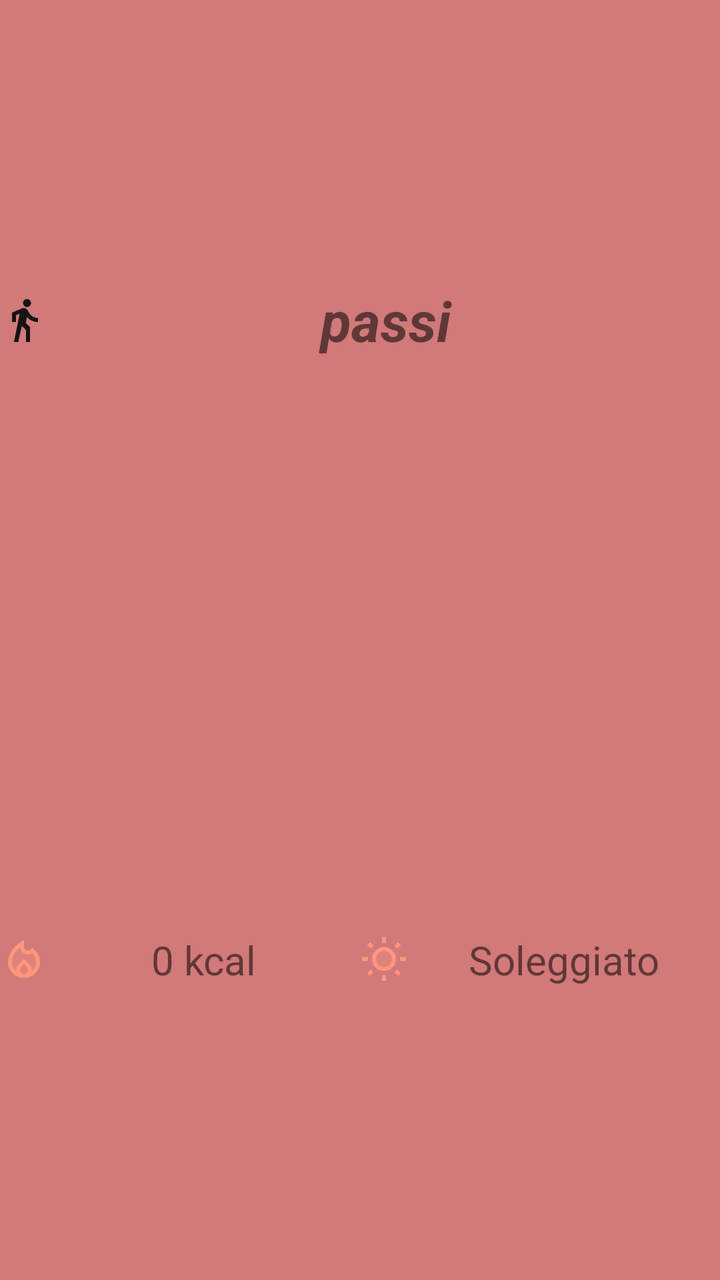
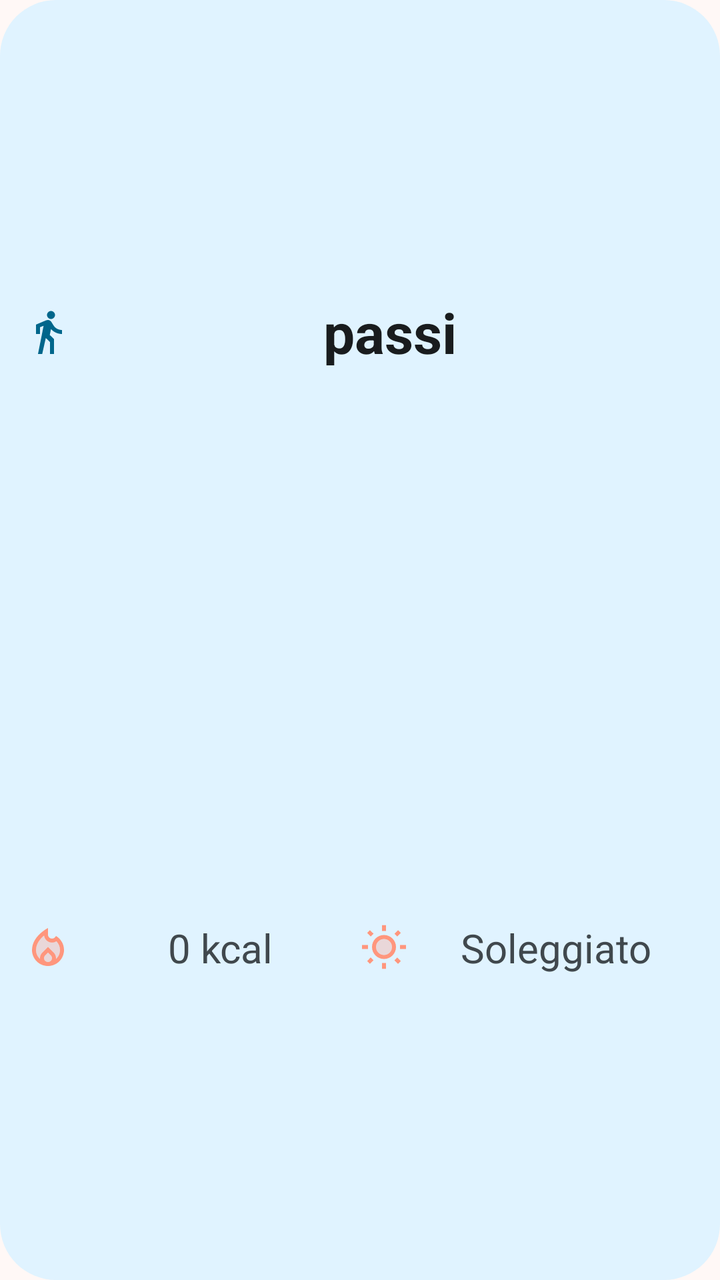

An Android layout rendered at two revisions. The XML below is the earlier revision; the diff shows what the commit changed to produce the second picture.
<!-- AndroidManifest.xml: application theme Theme.Passi -->
<!-- res/layout/widget_layout_normal.xml -->
<?xml version="1.0" encoding="utf-8"?>
<LinearLayout xmlns:android="http://schemas.android.com/apk/res/android"
    android:layout_width="match_parent"
    android:layout_height="match_parent"
    android:orientation="vertical"
    android:background="@color/light_black">

    <TextView
        android:id="@+id/textView5"
        android:layout_width="match_parent"
        android:layout_height="0dp"
        android:layout_weight="1"
        android:drawableLeft="@drawable/walk_black"
        android:drawablePadding="2dp"
        android:gravity="center"
        android:text="@string/passi"
        android:textSize="@dimen/text_size_widget_headline"
        android:textStyle="bold|italic"
        android:typeface="normal" />

    <LinearLayout
        android:layout_width="match_parent"
        android:layout_height="0dp"
        android:layout_weight="1"
        android:orientation="horizontal">

        <TextView
            android:id="@+id/textView6"
            android:layout_width="0dp"
            android:layout_height="match_parent"
            android:layout_weight="1"
            android:drawableLeft="@drawable/fire"
            android:text="@string/calorie"
            android:textSize="@dimen/text_size_subtitle"
            android:gravity="center"
            android:visibility="visible"
            android:layout_marginRight="-110dp" />

        <TextView
            android:id="@+id/textView7"
            android:layout_width="0dp"
            android:layout_height="match_parent"
            android:layout_weight="1"
            android:layout_marginStart="110dp"
            android:drawableLeft="@drawable/sunny"
            android:text="@string/meteoSole"
            android:typeface="normal"
            android:gravity="center"
            android:textSize="@dimen/text_size_subtitle" />

    </LinearLayout>


</LinearLayout>
<!-- resources referenced by this layout -->
<resources>
  <color name="light_black">#d27979</color>
  <style name="Theme.Passi" parent="Theme.MaterialComponents.DayNight.DarkActionBar">
          
          <item name="colorPrimary">@color/orange_500</item>
          <item name="colorPrimaryVariant">@color/orange_700</item>
          <item name="colorOnPrimary">@color/white</item>
          
          <item name="colorSecondary">@color/grey_300</item>
          <item name="colorSecondaryVariant">@color/grey_100</item>
          <item name="colorOnSecondary">@color/black</item>
          
          <item name="android:statusBarColor">?attr/colorPrimaryVariant</item>
          
      </style>
  <color name="orange_500">#FFFF7724</color>
  <color name="orange_700">#FFE64E1B</color>
  <color name="white">#FFFFFFFF</color>
  <color name="grey_300">#FFE5E5E5</color>
  <color name="grey_100">#FFF6F6F6</color>
  <color name="black">#FF111111</color>
  <!-- unchanged entries left out for length: 8 -->
</resources>

<!-- the commit's change to res/layout/widget_layout_normal.xml (unified diff, before → after) -->
@@ -2,8 +2,9 @@
 <LinearLayout xmlns:android="http://schemas.android.com/apk/res/android"
     android:layout_width="match_parent"
     android:layout_height="match_parent"
+    android:background="@drawable/widget_background"
     android:orientation="vertical"
-    android:background="@color/light_black">
+    android:padding="@dimen/widget_padding">
 
     <TextView
         android:id="@+id/textView5"
@@ -11,13 +12,15 @@
         android:layout_height="0dp"
         android:layout_weight="1"
         android:drawableLeft="@drawable/walk_black"
-        android:drawablePadding="2dp"
+        android:drawablePadding="6dp"
+        android:drawableTint="@color/widget_accent"
         android:gravity="center"
         android:text="@string/passi"
+        android:textColor="@color/widget_on_background"
         android:textSize="@dimen/text_size_widget_headline"
-        android:textStyle="bold|italic"
-        android:typeface="normal" />
+        android:textStyle="bold" />
 
+    
     <LinearLayout
         android:layout_width="match_parent"
         android:layout_height="0dp"
@@ -30,25 +33,24 @@
             android:layout_height="match_parent"
             android:layout_weight="1"
             android:drawableLeft="@drawable/fire"
+            android:drawablePadding="4dp"
+            android:gravity="center"
             android:text="@string/calorie"
-            android:textSize="@dimen/text_size_subtitle"
-            android:gravity="center"
-            android:visibility="visible"
-            android:layout_marginRight="-110dp" />
+            android:textColor="@color/widget_on_background_variant"
+            android:textSize="@dimen/text_size_subtitle" />
 
         <TextView
             android:id="@+id/textView7"
             android:layout_width="0dp"
             android:layout_height="match_parent"
             android:layout_weight="1"
-            android:layout_marginStart="110dp"
             android:drawableLeft="@drawable/sunny"
+            android:drawablePadding="4dp"
+            android:gravity="center"
             android:text="@string/meteoSole"
-            android:typeface="normal"
-            android:gravity="center"
+            android:textColor="@color/widget_on_background_variant"
             android:textSize="@dimen/text_size_subtitle" />
 
     </LinearLayout>
 
-
 </LinearLayout>
<!-- resource entries referenced after the edit -->
@@ -1,25 +1,129 @@
 <!-- resources referenced by this layout -->
 <resources>
-  <color name="light_black">#d27979</color>
-  <style name="Theme.Passi" parent="Theme.MaterialComponents.DayNight.DarkActionBar">
+  <color name="widget_accent">#FFB3400A</color>
+  <color name="widget_on_background">#FF221A16</color>
+  <color name="widget_on_background_variant">#FF53433D</color>
+  <dimen name="widget_padding">12dp</dimen>
+  <!-- drawable widget_background (drawable) -->
+  <?xml version="1.0" encoding="utf-8"?>
+  <shape xmlns:android="http://schemas.android.com/apk/res/android"
+      android:shape="rectangle">
+      <solid android:color="@color/widget_background" />
+      <corners android:radius="@dimen/widget_corner_radius" />
+  </shape>
+  <style name="Theme.Passi" parent="Theme.Material3.DayNight.NoActionBar">
+  
+          <item name="colorPrimary">@color/md_primary</item>
+          <item name="colorOnPrimary">@color/md_on_primary</item>
+          <item name="colorPrimaryContainer">@color/md_primary_container</item>
+          <item name="colorOnPrimaryContainer">@color/md_on_primary_container</item>
+  
+          <item name="colorSecondary">@color/md_secondary</item>
+          <item name="colorOnSecondary">@color/md_on_secondary</item>
+          <item name="colorSecondaryContainer">@color/md_secondary_container</item>
+          <item name="colorOnSecondaryContainer">@color/md_on_secondary_container</item>
+  
+          <item name="colorTertiary">@color/md_tertiary</item>
+          <item name="colorOnTertiary">@color/md_on_tertiary</item>
+          <item name="colorTertiaryContainer">@color/md_tertiary_container</item>
+          <item name="colorOnTertiaryContainer">@color/md_on_tertiary_container</item>
+  
+          <item name="colorError">@color/md_error</item>
+          <item name="colorOnError">@color/md_on_error</item>
+          <item name="colorErrorContainer">@color/md_error_container</item>
+          <item name="colorOnErrorContainer">@color/md_on_error_container</item>
+  
+          <item name="android:colorBackground">@color/md_background</item>
+          <item name="colorOnBackground">@color/md_on_background</item>
+          <item name="colorSurface">@color/md_surface</item>
+          <item name="colorOnSurface">@color/md_on_surface</item>
+          <item name="colorSurfaceVariant">@color/md_surface_variant</item>
+          <item name="colorOnSurfaceVariant">@color/md_on_surface_variant</item>
+          <item name="colorSurfaceContainerLowest">@color/md_surface_container_lowest</item>
+          <item name="colorSurfaceContainerLow">@color/md_surface_container_low</item>
+          <item name="colorSurfaceContainer">@color/md_surface_container</item>
+          <item name="colorSurfaceContainerHigh">@color/md_surface_container_high</item>
+          <item name="colorSurfaceContainerHighest">@color/md_surface_container_highest</item>
+  
+          <item name="colorOutline">@color/md_outline</item>
+          <item name="colorOutlineVariant">@color/md_outline_variant</item>
+          <item name="colorSurfaceInverse">@color/md_inverse_surface</item>
+          <item name="colorOnSurfaceInverse">@color/md_inverse_on_surface</item>
+  
           
-          <item name="colorPrimary">@color/orange_500</item>
-          <item name="colorPrimaryVariant">@color/orange_700</item>
-          <item name="colorOnPrimary">@color/white</item>
+          <item name="android:statusBarColor">?android:attr/colorBackground</item>
+          <item name="android:navigationBarColor">?attr/colorSurfaceContainer</item>
+  
           
-          <item name="colorSecondary">@color/grey_300</item>
-          <item name="colorSecondaryVariant">@color/grey_100</item>
-          <item name="colorOnSecondary">@color/black</item>
-          
-          <item name="android:statusBarColor">?attr/colorPrimaryVariant</item>
-          
+          <item name="materialCardViewStyle">@style/PassiCard</item>
+          <item name="materialButtonStyle">@style/PassiButton</item>
+          <item name="materialSwitchStyle">@style/PassiSwitch</item>
+          <item name="bottomNavigationStyle">@style/PassiBottomNav</item>
+          <item name="toolbarStyle">@style/PassiToolbar</item>
       </style>
-  <color name="orange_500">#FFFF7724</color>
-  <color name="orange_700">#FFE64E1B</color>
-  <color name="white">#FFFFFFFF</color>
-  <color name="grey_300">#FFE5E5E5</color>
-  <color name="grey_100">#FFF6F6F6</color>
-  <color name="black">#FF111111</color>
+  <color name="widget_background">#FFFCEAE3</color>
+  <dimen name="widget_corner_radius">16dp</dimen>
+  <color name="md_primary">#FFB3400A</color>
+  <color name="md_on_primary">#FFFFFFFF</color>
+  <color name="md_primary_container">#FFFFDBCC</color>
+  <color name="md_on_primary_container">#FF3B0A00</color>
+  <color name="md_secondary">#FF77574A</color>
+  <color name="md_on_secondary">#FFFFFFFF</color>
+  <color name="md_secondary_container">#FFFFDBCC</color>
+  <color name="md_on_secondary_container">#FF2C160D</color>
+  <color name="md_tertiary">#FF6C5D2F</color>
+  <color name="md_on_tertiary">#FFFFFFFF</color>
+  <color name="md_tertiary_container">#FFF5E1A7</color>
+  <color name="md_on_tertiary_container">#FF241A00</color>
+  <color name="md_error">#FFBA1A1A</color>
+  <color name="md_on_error">#FFFFFFFF</color>
+  <color name="md_error_container">#FFFFDAD6</color>
+  <color name="md_on_error_container">#FF410002</color>
+  <color name="md_background">#FFFFF8F6</color>
+  <color name="md_on_background">#FF221A16</color>
+  <color name="md_surface">#FFFFF8F6</color>
+  <color name="md_on_surface">#FF221A16</color>
+  <color name="md_surface_variant">#FFF5DED5</color>
+  <color name="md_on_surface_variant">#FF53433D</color>
+  <color name="md_surface_container_lowest">#FFFFFFFF</color>
+  <color name="md_surface_container_low">#FFFFF1EB</color>
+  <color name="md_surface_container">#FFFCEAE3</color>
+  <color name="md_surface_container_high">#FFF7E4DD</color>
+  <color name="md_surface_container_highest">#FFF1DED7</color>
+  <color name="md_outline">#FF85736C</color>
+  <color name="md_outline_variant">#FFD8C2BA</color>
+  <color name="md_inverse_surface">#FF382E2A</color>
+  <color name="md_inverse_on_surface">#FFFFEDE7</color>
+  <style name="PassiCard" parent="Widget.Material3.CardView.Filled">
+          <item name="cardBackgroundColor">?attr/colorSurfaceContainer</item>
+          <item name="cardCornerRadius">@dimen/card_corner_radius</item>
+          <item name="cardElevation">0dp</item>
+          <item name="cardUseCompatPadding">false</item>
+      </style>
+  <style name="PassiButton" parent="Widget.Material3.Button">
+          <item name="android:textSize">@dimen/text_size_body</item>
+          <item name="android:minHeight">56dp</item>
+          <item name="android:paddingStart">@dimen/space_l</item>
+          <item name="android:paddingEnd">@dimen/space_l</item>
+          <item name="iconGravity">textEnd</item>
+      </style>
+  <style name="PassiSwitch" parent="Widget.Material3.CompoundButton.MaterialSwitch" />
+  <style name="PassiBottomNav" parent="Widget.Material3.BottomNavigationView">
+          <item name="android:background">?attr/colorSurfaceContainer</item>
+          <item name="labelVisibilityMode">labeled</item>
+      </style>
+  <style name="PassiToolbar" parent="Widget.Material3.Toolbar.OnSurface">
+          <item name="titleTextAppearance">@style/PassiToolbarTitle</item>
+          <item name="android:background">?android:attr/colorBackground</item>
+      </style>
+  <dimen name="card_corner_radius">20dp</dimen>
+  <dimen name="text_size_body">18sp</dimen>
+  <dimen name="space_l">24dp</dimen>
+  <style name="PassiToolbarTitle" parent="TextAppearance.Material3.TitleLarge">
+          <item name="android:textSize">@dimen/text_size_title</item>
+          <item name="android:textColor">?attr/colorOnBackground</item>
+      </style>
+  <dimen name="text_size_title">22sp</dimen>
   <!-- unchanged entries left out for length: 8 -->
 </resources>
 
